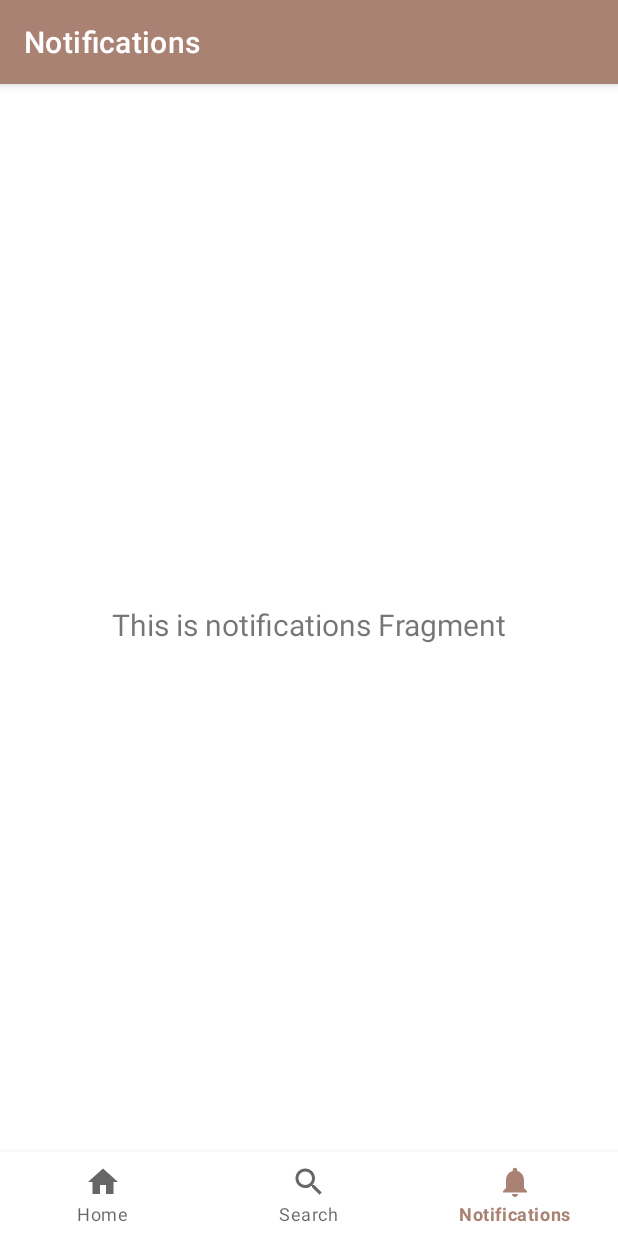
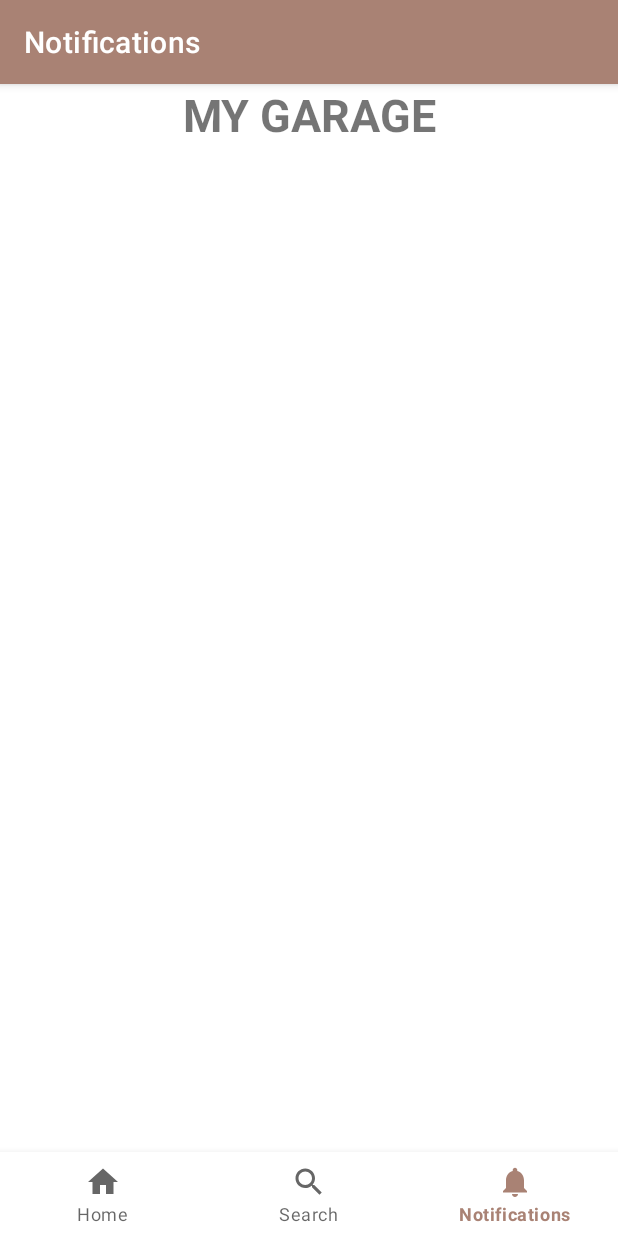
Before and after one commit to SchifName/MyGarage, an Android app: the screen it shows after launch (MainActivity), item 3 of the bottom bar chosen, on a phone screen of 412 x 824 dp. Run offline under Robolectric (Android 15) with nearby library versions, the phone set to English and light mode, and no system bars; our stand-ins replace Picasso, Room's generated code, navigation-ui; pictures from the network do not load.

Commit message:
Added database for the notification and the show up

```diff
--- a/app/src/main/java/com/example/mygarage/BaseApplication.kt
+++ b/app/src/main/java/com/example/mygarage/BaseApplication.kt
@@ -2,9 +2,11 @@ package com.example.mygarage
 
 import android.app.Application
 import com.example.mygarage.data.CarDatabase
+import com.example.mygarage.dataNotification.NotificationDatabase
 
 class BaseApplication : Application() {
     val database: CarDatabase by lazy { CarDatabase.getDatabase(this) }
+    val notDatabase : NotificationDatabase by lazy { NotificationDatabase.getDatabase(this) }
     companion object {
         const val CHANNEL_ID = "car_reminder_id"
     }
--- /dev/null
+++ b/app/src/main/java/com/example/mygarage/dataNotification/NotificationDao.kt
@@ -0,0 +1,23 @@
+package com.example.mygarage.dataNotification
+
+import androidx.room.*
+import com.example.mygarage.modelNotification.Notification
+import kotlinx.coroutines.flow.Flow
+
+@Dao
+interface NotificationDao {
+    @Query("SELECT * FROM Notification")
+    fun getNotifications(): Flow<List<Notification>>
+
+    @Query("SELECT * FROM Notification WHERE id = :id")
+    fun getNotificationById(id : Long): Flow<Notification>
+
+    @Query("DELETE FROM NOTIFICATION WHERE id = :id")
+    suspend fun deleteNotificationById(id: Long)
+
+    @Insert(onConflict = OnConflictStrategy.IGNORE)
+    suspend fun insert(notification: Notification)
+
+    @Delete
+    suspend fun delete(notification: Notification)
+}
--- /dev/null
+++ b/app/src/main/java/com/example/mygarage/dataNotification/NotificationDatabase.kt
@@ -0,0 +1,27 @@
+package com.example.mygarage.dataNotification
+
+import android.content.Context
+import androidx.room.Database
+import androidx.room.Room
+import androidx.room.RoomDatabase
+import com.example.mygarage.modelNotification.Notification
+
+@Database(entities = [Notification::class], version = 1, exportSchema = false)
+abstract class NotificationDatabase:RoomDatabase() {
+    abstract fun NotificationDao(): NotificationDao
+    companion object{
+        @Volatile
+        private var INSTANCE: NotificationDatabase? = null
+        fun getDatabase(context: Context): NotificationDatabase{
+            return INSTANCE ?: synchronized(this) {
+                val instance = Room.databaseBuilder(
+                    context.applicationContext,
+                    NotificationDatabase::class.java,
+                    "item_database"
+                ).fallbackToDestructiveMigration().build()
+                INSTANCE = instance
+                return instance
+            }
+        }
+    }
+}
--- a/app/src/main/java/com/example/mygarage/notificationManager/viewModelNotificationManager/NotificationManagerViewModel.kt
+++ b/app/src/main/java/com/example/mygarage/notificationManager/viewModelNotificationManager/NotificationManagerViewModel.kt
@@ -3,14 +3,18 @@ package com.example.mygarage.notificationManager.viewModelNotificationManager
 
 import android.app.Application
 import android.widget.Toast
-import androidx.lifecycle.ViewModel
-import androidx.lifecycle.ViewModelProvider
+import androidx.lifecycle.*
 import androidx.work.*
+import com.example.mygarage.dataNotification.NotificationDao
+import com.example.mygarage.modelNotification.Notification
 import com.example.mygarage.notificationManager.ReminderWorker
+import kotlinx.coroutines.launch
 import java.util.concurrent.TimeUnit
 
 
-class NotificationManagerViewModel(val application: Application) : ViewModel() {
+class NotificationManagerViewModel(val application: Application, private  val notificationDao: NotificationDao) : ViewModel() {
+    val allNotification: LiveData<List<Notification>> = notificationDao.getNotifications().asLiveData()
+
     internal fun scheduleReminder(
         duration: Long,
         unit: TimeUnit,
@@ -37,15 +41,27 @@ class NotificationManagerViewModel(val application: Application) : ViewModel() {
         WorkManager
             .getInstance(application)
             .enqueueUniqueWork(carId.toString(), ExistingWorkPolicy.REPLACE, carRequest)
-        Toast.makeText(application, title, Toast.LENGTH_SHORT).show()
+
+        //Adding notification to the database
+        val notification = Notification(title = title, content = content, brand = carBrand, model = carModel)
+        viewModelScope.launch {
+            notificationDao.insert(notification)
+        }
+    }
+
+    fun deleteNotification(notification: Notification) {
+        viewModelScope.launch {
+            notificationDao.delete(notification)
+        }
     }
 }
 
 
-class NotificationManagerViewModelFactory(private val application: Application) : ViewModelProvider.Factory {
+class NotificationManagerViewModelFactory(private val application: Application, private val notificationDao: NotificationDao) : ViewModelProvider.Factory {
     override fun <T : ViewModel> create(modelClass: Class<T>): T {
         return if (modelClass.isAssignableFrom(NotificationManagerViewModel::class.java)) {
-            NotificationManagerViewModel(application) as T
+            @Suppress("UNCHECKED_CAST")
+            NotificationManagerViewModel(application, notificationDao) as T
         } else {
             throw IllegalArgumentException("Unknown ViewModel class")
         }
--- a/app/src/main/java/com/example/mygarage/ui/notifications/NotificationsFragment.kt
+++ b/app/src/main/java/com/example/mygarage/ui/notifications/NotificationsFragment.kt
@@ -6,15 +6,24 @@ import android.view.View
 import android.view.ViewGroup
 import android.widget.TextView
 import androidx.fragment.app.Fragment
+import androidx.fragment.app.viewModels
+import androidx.lifecycle.Observer
 import androidx.lifecycle.ViewModelProvider
+import com.example.mygarage.BaseApplication
 import com.example.mygarage.databinding.FragmentNotificationsBinding
+import com.example.mygarage.notificationManager.viewModelNotificationManager.NotificationManagerViewModel
+import com.example.mygarage.notificationManager.viewModelNotificationManager.NotificationManagerViewModelFactory
 
 class NotificationsFragment : Fragment() {
-
     private var _binding: FragmentNotificationsBinding? = null
 
-    // This property is only valid between onCreateView and
-    // onDestroyView.
+    private val notificationViewModel: NotificationManagerViewModel by viewModels {
+        NotificationManagerViewModelFactory(
+            requireActivity().application,
+            (activity?.application as BaseApplication).notDatabase.NotificationDao()
+        )
+    }
+
     private val binding get() = _binding!!
 
     override fun onCreateView(
@@ -22,17 +31,24 @@ class NotificationsFragment : Fragment() {
         container: ViewGroup?,
         savedInstanceState: Bundle?
     ): View {
-        val notificationsViewModel =
-            ViewModelProvider(this).get(NotificationsViewModel::class.java)
+        _binding = FragmentNotificationsBinding.inflate(inflater, container, false)
+        return binding.root
+    }
 
-        _binding = FragmentNotificationsBinding.inflate(inflater, container, false)
-        val root: View = binding.root
+    override fun onViewCreated(view: View, savedInstanceState: Bundle?) {
+        super.onViewCreated(view, savedInstanceState)
 
-        val textView: TextView = binding.textNotifications
-        notificationsViewModel.text.observe(viewLifecycleOwner) {
-            textView.text = it
+        val adapter = NotificationListAdapter()
+
+        notificationViewModel.allNotification.observe(this.viewLifecycleOwner) { notificationSelected ->
+            notificationSelected.let {
+                adapter.submitList(it)
+            }
         }
-        return root
+
+        binding.apply {
+            recyclerView.adapter = adapter
+        }
     }
 
     override fun onDestroyView() {
--- a/app/src/main/java/com/example/mygarage/ui/notifications/NotificationsViewModel.kt
+++ /dev/null
@@ -1,13 +0,0 @@
-package com.example.mygarage.ui.notifications
-
-import androidx.lifecycle.LiveData
-import androidx.lifecycle.MutableLiveData
-import androidx.lifecycle.ViewModel
-
-class NotificationsViewModel : ViewModel() {
-
-    private val _text = MutableLiveData<String>().apply {
-        value = "This is notifications Fragment"
-    }
-    val text: LiveData<String> = _text
-}
--- a/app/src/main/res/layout-sw600dp-land/fragment_add_new_car.xml
+++ b/app/src/main/res/layout-sw600dp-land/fragment_add_new_car.xml
@@ -175,7 +175,7 @@
         <Button
             android:id="@+id/button_add_new_car"
             android:layout_width="wrap_content"
-            android:layout_height="0dp"
+            android:layout_height="250dp"
             android:layout_marginHorizontal="48dp"
             android:text="@string/add_new_car"
             android:textSize="34sp"
--- a/app/src/main/res/layout-sw600dp-land/fragment_car_detail.xml
+++ b/app/src/main/res/layout-sw600dp-land/fragment_car_detail.xml
@@ -66,7 +66,7 @@
 
                 <TextView
                     android:id="@+id/model_detail"
-                    android:layout_width="200dp"
+                    android:layout_width="215dp"
                     android:layout_height="80dp"
                     android:layout_marginTop="20dp"
                     android:textAlignment="center"
--- a/app/src/main/res/layout/fragment_notifications.xml
+++ b/app/src/main/res/layout/fragment_notifications.xml
@@ -8,16 +8,27 @@
     tools:context=".ui.notifications.NotificationsFragment">
 
     <TextView
-        android:id="@+id/text_notifications"
+        android:id="@+id/text_garage"
         android:layout_width="match_parent"
         android:layout_height="wrap_content"
         android:layout_marginStart="8dp"
-        android:layout_marginTop="8dp"
         android:layout_marginEnd="8dp"
+        android:text="@string/title_garage"
         android:textAlignment="center"
-        android:textSize="20sp"
+        android:textSize="30sp"
+        android:textStyle="bold"
+        app:layout_constraintEnd_toEndOf="parent"
+        app:layout_constraintStart_toStartOf="parent"
+        app:layout_constraintTop_toTopOf="parent" />
+
+    <androidx.recyclerview.widget.RecyclerView
+        android:id="@+id/recycler_view"
+        android:layout_width="match_parent"
+        android:layout_height="0dp"
+        app:layoutManager="androidx.recyclerview.widget.LinearLayoutManager"
         app:layout_constraintBottom_toBottomOf="parent"
         app:layout_constraintEnd_toEndOf="parent"
         app:layout_constraintStart_toStartOf="parent"
-        app:layout_constraintTop_toTopOf="parent" />
+        app:layout_constraintTop_toBottomOf="@+id/text_garage" />
+
 </androidx.constraintlayout.widget.ConstraintLayout>
--- a/app/src/main/res/values/strings.xml
+++ b/app/src/main/res/values/strings.xml
@@ -43,4 +43,6 @@
     <string name="delete_dialog_message">Are you sure do you want to delete this car from your garage?</string>
     <string name="delete_dialog_positive_button">Yes</string>
     <string name="delete_dialog_negative_button">No</string>
+    <!-- TODO: Remove or change this placeholder text -->
+    <string name="hello_blank_fragment">Hello blank fragment</string>
 </resources>
```
Also changed, not shown: app/src/main/java/com/example/mygarage/modelNotification/Notification.kt (added, +14 -0 lines), app/src/main/java/com/example/mygarage/ui/addCar/AddNewCarFragment.kt (+7 -4 lines), app/src/main/java/com/example/mygarage/ui/notifications/NotificationListAdapter.kt (added, +50 -0 lines), app/src/main/res/layout/notification_item.xml (added, +78 -0 lines).
